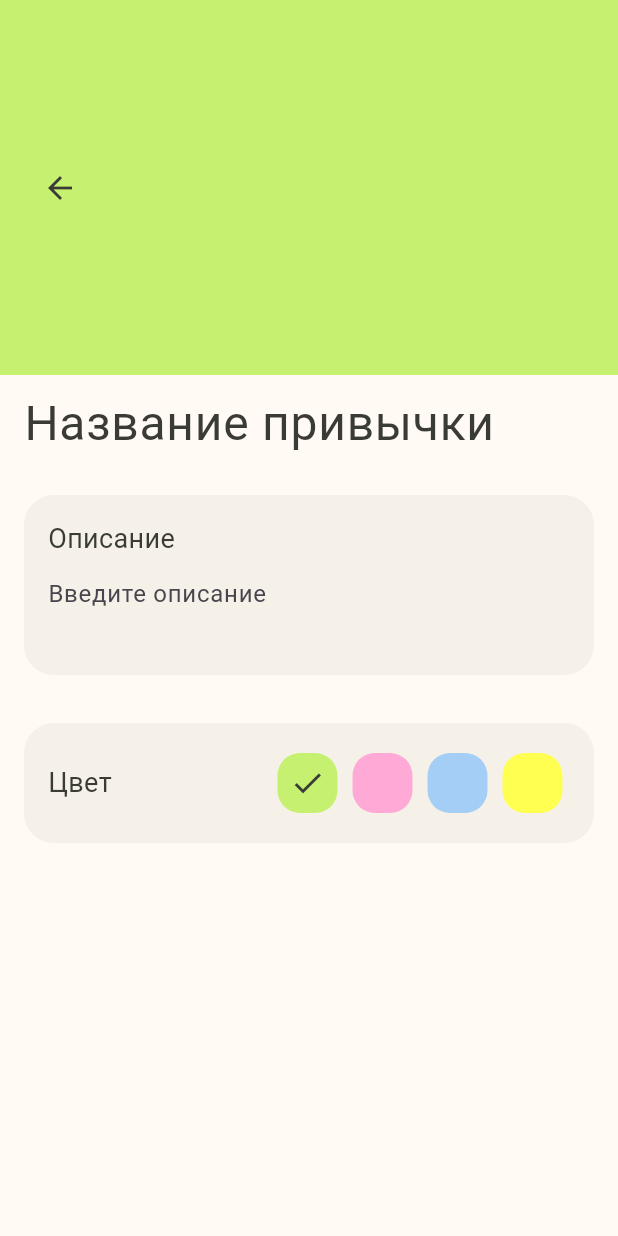
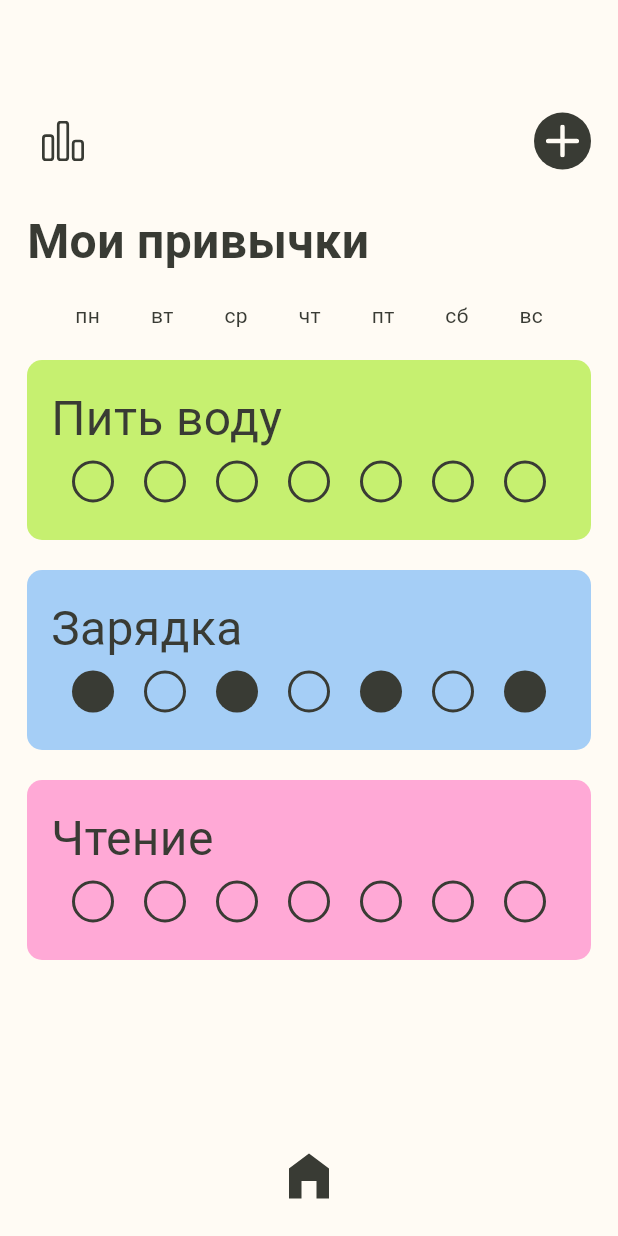
Before and after one commit to kira-ko/habit_tracker, a Flutter app: the screen it shows after launch, on a phone screen of 412 x 824 dp. Run offline on Flutter 3.47's test engine with Material 3 defaults, Android fonts, the phone set to English and light mode, and no system bars; our stand-ins replace flutter_svg, google_fonts.

Commit message:
Added main page and habits models

```diff
--- a/lib/main.dart
+++ b/lib/main.dart
@@ -1,5 +1,6 @@
 import 'package:flutter/material.dart';
 import 'screens/create_habit_screen.dart'; // Импортируем экран для создания привычки
+import 'screens/home_screen.dart'; // Импортируем главный экран
 
 void main() {
   runApp(MyApp());
@@ -9,12 +10,11 @@ class MyApp extends StatelessWidget {
   @override
   Widget build(BuildContext context) {
     return MaterialApp(
-      title: 'Habit Tracker',
-      theme: ThemeData(
-        primarySwatch: Colors.blue,
-        visualDensity: VisualDensity.adaptivePlatformDensity,
-      ),
-      home: CreateHabitScreen(), // Здесь запускаем экран создания привычки
+      debugShowCheckedModeBanner: false,
+      home: HomeScreen(), // начальная страница
+      routes: {
+        '/create': (context) => CreateHabitScreen(), // добавляем сюда переход
+      },
     );
   }
 }
--- /dev/null
+++ b/lib/models/habit.dart
@@ -0,0 +1,13 @@
+import 'package:flutter/material.dart';
+
+class Habit {
+  final String title;
+  final String description;
+  final Color color;
+
+  Habit({
+    required this.title,
+    required this.description,
+    required this.color,
+  });
+}
--- a/lib/screens/create_habit_screen.dart
+++ b/lib/screens/create_habit_screen.dart
@@ -1,5 +1,8 @@
 import 'package:flutter/material.dart';
 import 'package:habit_tracker/Theme/colors.dart'; // Подключаем файл с цветами
+import 'package:habit_tracker/models/habit.dart'; // Импортируем модель привыычки
+
+
 
 class CreateHabitScreen extends StatefulWidget {
   @override
@@ -47,10 +50,16 @@ class _CreateHabitScreenState extends State<CreateHabitScreen> {
                       child: ElevatedButton(
                         onPressed: isSaveEnabled
                             ? () {
-                          // Логика для сохранения привычки
-                          print("Привычка сохранена: ${_habitNameController.text}");
-                        }
-                            : null, // Кнопка не активна, если нет названия
+                                // Создаем привычку
+                                Habit newHabit = Habit(
+                                  name: _habitNameController.text,
+                                  color: habitColor,
+                                );
+
+                                // Возвращаемся на предыдущий экран и передаем привычку
+                                Navigator.pop(context, newHabit);
+                              }
+                        : null,
                         child: Text('Сохранить', style: TextStyle(color: AppColors.background)),
                         style: ElevatedButton.styleFrom(
                           backgroundColor: AppColors.primaryText, // Цвет кнопки
--- /dev/null
+++ b/lib/screens/home_screen.dart
@@ -0,0 +1,221 @@
+import 'package:flutter/material.dart';
+import 'package:flutter_svg/flutter_svg.dart'; // Для использования SVG иконок
+import 'package:habit_tracker/Theme/colors.dart';
+
+class HomeScreen extends StatefulWidget {
+  @override
+  _HomeScreenState createState() => _HomeScreenState();
+}
+
+class _HomeScreenState extends State<HomeScreen> {
+  // Пример данных привычек
+  final List<Habit> habits = [
+    Habit(name: 'Пить воду', color: AppColors.green),
+    Habit(name: 'Зарядка', color: AppColors.blue),
+    Habit(name: 'Чтение', color: AppColors.pink),
+  ];
+
+  // Логика для отслеживания выполнения привычки (можно делать с помощью bool для каждого дня)
+  List<List<bool>> habitCompletionStatus = [
+    [false, false, false, false, false, false, false], // Статус выполнения для первой привычки
+    [true, false, true, false, true, false, true], // Для второй привычки
+    [false, false, false, false, false, false, false], // Для третьей привычки
+  ];
+
+  @override
+  Widget build(BuildContext context) {
+    return Scaffold(
+      backgroundColor: AppColors.background, // Фон экрана
+      body: Padding(
+        padding: const EdgeInsets.symmetric(horizontal: 18.0), // Отступы по бокам
+        child: Column(
+          crossAxisAlignment: CrossAxisAlignment.start,
+          children: [
+            // Кнопки сверху
+            Padding(
+              padding: const EdgeInsets.only(top: 70.0, left: 0.0, right: 0.0),
+              child: Row(
+                mainAxisAlignment: MainAxisAlignment.spaceBetween,
+                children: [
+                  // Кнопка статистики (слева)
+                  IconButton(
+                    icon: SvgPicture.asset(
+                      'assets/icons/statistics_icon.svg',
+                      width: 28, // Устанавливаем размеры иконки
+                      height: 28,
+                    ),
+                    onPressed: () {
+                      // Логика для открытия экрана статистики
+                    },
+                  ),
+                  // Кнопка создания привычки
+                  GestureDetector(
+                    onTap: () {
+                      // Переход на экран создания привычки
+                      Navigator.pushNamed(context, '/create');
+                    },
+                    child: Container(
+                      width: 38,
+                      height: 38,
+                      decoration: BoxDecoration(
+                        color: Color(0xFF393B34), // Темный цвет для кнопки
+                        shape: BoxShape.circle,
+                      ),
+                      child: Center(
+                        child: SvgPicture.asset(
+                          'assets/icons/plus_icon.svg', // Путь к твоей иконке
+                          width: 22,
+                          height: 22,
+                          color: Color(0xFFFFFBF4), // Цвет иконки
+                        ),
+                      ),
+                    ),
+                  ),
+                ],
+              ),
+            ),
+
+            // Заголовок "Мои привычки"
+            Padding(
+              padding: const EdgeInsets.only(top: 20.0),
+              child: Text(
+                'Мои привычки',
+                style: TextStyle(
+                  fontSize: 32,
+                  fontWeight: FontWeight.bold,
+                  color: AppColors.primaryText,
+                ),
+              ),
+            ),
+
+            // Дни недели с отступами по бокам
+            Padding(
+              padding: const EdgeInsets.only(top: 16.0), // Отступ между заголовком и днями недели
+              child: Container(
+                padding: const EdgeInsets.symmetric(horizontal: 32.0), // Отступы слева и справа
+                child: Row(
+                  mainAxisAlignment: MainAxisAlignment.spaceBetween, // Равномерное распределение
+                  children: List.generate(
+                    7,
+                        (index) {
+                      final daysOfWeek = ['пн', 'вт', 'ср', 'чт', 'пт', 'сб', 'вс'];
+                      return Text(
+                        daysOfWeek[index],
+                        style: TextStyle(
+                          fontSize: 14,
+                          color: AppColors.primaryText,
+                        ),
+                      );
+                    },
+                  ),
+                ),
+              ),
+            ),
+
+            // Отображение привычек, если они есть
+            Padding(
+              padding: const EdgeInsets.only(top: 20.0), // Отступ между днями недели и привычками
+              child: Column(
+                children: habits.asMap().map((habitIndex, habit) {
+                  return MapEntry(
+                    habitIndex,
+                    Padding(
+                      padding: const EdgeInsets.only(bottom: 20.0), // Отступ между карточками
+                      child: Container(
+                        width: 380,
+                        height: 120,
+                        decoration: BoxDecoration(
+                          color: habit.color, // Цвет карточки зависит от привычки
+                          borderRadius: BorderRadius.circular(10),
+                        ),
+                        child: Padding(
+                          padding: const EdgeInsets.all(16.0),
+                          child: Column(
+                            crossAxisAlignment: CrossAxisAlignment.start,
+                            children: [
+                              // Название привычки
+                              Text(
+                                habit.name,
+                                style: TextStyle(
+                                  fontSize: 32,
+                                  color: AppColors.primaryText,
+                                ),
+                              ),
+                              // Дни недели для отметок выполнения
+                              Padding(
+                                padding: const EdgeInsets.only(top: 5.0),
+                                child: Row(
+                                  mainAxisAlignment: MainAxisAlignment.center,
+                                  children: List.generate(7, (index) {
+                                    bool isCompleted = habitCompletionStatus[habitIndex][index]; // Логика выполнения привычки
+                                    return Padding(
+                                      padding: const EdgeInsets.symmetric(horizontal: 10.0),
+                                      child: GestureDetector(
+                                        onTap: () {
+                                          setState(() {
+                                            habitCompletionStatus[habitIndex][index] = !isCompleted;
+                                          });
+                                        },
+                                        child: CircleAvatar(
+                                          radius: 14,
+                                          backgroundColor: isCompleted
+                                              ? Color(0xFF393B34) // Темный цвет, когда выполнено
+                                              : Colors.transparent, // Прозрачный, когда не выполнено
+                                          child: isCompleted
+                                              ? SizedBox.shrink()
+                                              : Container(
+                                            decoration: BoxDecoration(
+                                              border: Border.all(
+                                                color: AppColors.primaryText, // Цвет контура
+                                                width: 2, // Толщина контура
+                                              ),
+                                              shape: BoxShape.circle,
+                                            ),
+                                          ),
+                                        ),
+                                      ),
+                                    );
+                                  }),
+                                ),
+                              )
+                            ],
+                          ),
+                        ),
+                      ),
+                    ),
+                  );
+                }).values.toList(),
+              ),
+            ),
+          ],
+        ),
+      ),
+
+      // Нижняя панель с иконкой домика
+      bottomNavigationBar: BottomAppBar(
+        color: AppColors.background,
+        child: Padding(
+          padding: const EdgeInsets.only(top: 0.0, bottom: 0.0),
+          child: IconButton(
+            icon: SvgPicture.asset(
+              'assets/icons/homepage_icon.svg',
+              width: 40,
+              height: 40,
+            ),
+            onPressed: () {
+              // Логика перехода на главный экран
+            },
+          ),
+        ),
+      ),
+    );
+  }
+}
+
+// Модель привычки
+class Habit {
+  final String name;
+  final Color color;
+
+  Habit({required this.name, required this.color});
+}
--- a/pubspec.yaml
+++ b/pubspec.yaml
@@ -32,6 +32,7 @@ dependencies:
     sdk: flutter
   provider: ^6.0.5
   google_fonts: ^6.1.0
+  flutter_svg: ^1.0.0
 
   # The following adds the Cupertino Icons font to your application.
   # Use with the CupertinoIcons class for iOS style icons.
@@ -64,6 +65,10 @@ flutter:
   #   - images/a_dot_burr.jpeg
   #   - images/a_dot_ham.jpeg
 
+  assets:
+    - assets/icons/
+
+
   # An image asset can refer to one or more resolution-specific "variants", see
   # https://flutter.dev/to/resolution-aware-images
 
```
Also changed, not shown: assets/icons/homepage_icon.svg (added), assets/icons/plus_icon.svg (added), assets/icons/statistics_icon.svg (added), lib/data/data/habit_data.dart (added), pubspec.lock.
